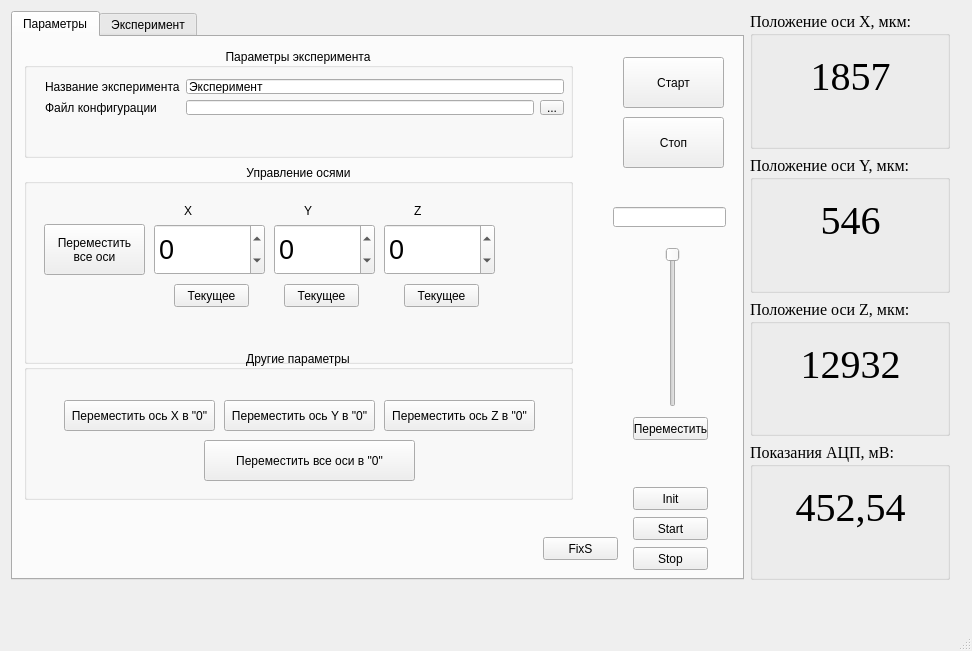
Above: mainwindow.ui from myworkandstudy/ULI before the change. Below: the same form after it.
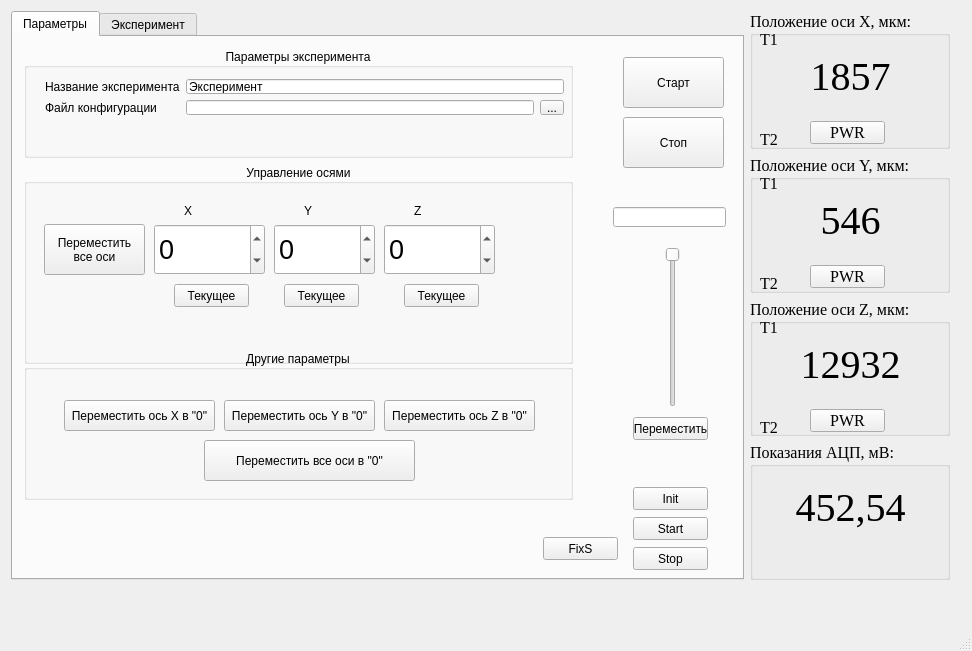
That is the form after the change.

Diff of the .ui file:
```diff
--- a/mainwindow.ui
+++ b/mainwindow.ui
@@ -620,6 +620,54 @@
            <set>Qt::AlignCenter</set>
           </property>
          </widget>
+         <widget class="QLabel" name="label_11">
+          <property name="geometry">
+           <rect>
+            <x>10</x>
+            <y>120</y>
+            <width>21</width>
+            <height>16</height>
+           </rect>
+          </property>
+          <property name="text">
+           <string>T2</string>
+          </property>
+         </widget>
+         <widget class="QLabel" name="label_10">
+          <property name="geometry">
+           <rect>
+            <x>10</x>
+            <y>20</y>
+            <width>21</width>
+            <height>16</height>
+           </rect>
+          </property>
+          <property name="text">
+           <string>T1</string>
+          </property>
+         </widget>
+         <widget class="QPushButton" name="pushButton_18">
+          <property name="geometry">
+           <rect>
+            <x>60</x>
+            <y>110</y>
+            <width>75</width>
+            <height>23</height>
+           </rect>
+          </property>
+          <property name="text">
+           <string>PWR</string>
+          </property>
+          <property name="checkable">
+           <bool>true</bool>
+          </property>
+          <property name="checked">
+           <bool>false</bool>
+          </property>
+          <property name="flat">
+           <bool>false</bool>
+          </property>
+         </widget>
         </widget>
        </item>
        <item>
@@ -665,6 +713,54 @@
            <cstring>spinBox</cstring>
           </property>
          </widget>
+         <widget class="QLabel" name="label_12">
+          <property name="geometry">
+           <rect>
+            <x>10</x>
+            <y>20</y>
+            <width>21</width>
+            <height>16</height>
+           </rect>
+          </property>
+          <property name="text">
+           <string>T1</string>
+          </property>
+         </widget>
+         <widget class="QLabel" name="label_13">
+          <property name="geometry">
+           <rect>
+            <x>10</x>
+            <y>120</y>
+            <width>21</width>
+            <height>16</height>
+           </rect>
+          </property>
+          <property name="text">
+           <string>T2</string>
+          </property>
+         </widget>
+         <widget class="QPushButton" name="pushButton_19">
+          <property name="enabled">
+           <bool>true</bool>
+          </property>
+          <property name="geometry">
+           <rect>
+            <x>60</x>
+            <y>110</y>
+            <width>75</width>
+            <height>23</height>
+           </rect>
+          </property>
+          <property name="text">
+           <string>PWR</string>
+          </property>
+          <property name="checkable">
+           <bool>true</bool>
+          </property>
+          <property name="checked">
+           <bool>false</bool>
+          </property>
+         </widget>
         </widget>
        </item>
        <item>
@@ -707,6 +803,48 @@
            <set>Qt::AlignCenter</set>
           </property>
          </widget>
+         <widget class="QLabel" name="label_14">
+          <property name="geometry">
+           <rect>
+            <x>10</x>
+            <y>20</y>
+            <width>21</width>
+            <height>16</height>
+           </rect>
+          </property>
+          <property name="text">
+           <string>T1</string>
+          </property>
+         </widget>
+         <widget class="QLabel" name="label_15">
+          <property name="geometry">
+           <rect>
+            <x>10</x>
+            <y>120</y>
+            <width>21</width>
+            <height>16</height>
+           </rect>
+          </property>
+          <property name="text">
+           <string>T2</string>
+          </property>
+         </widget>
+         <widget class="QPushButton" name="pushButton_20">
+          <property name="geometry">
+           <rect>
+            <x>60</x>
+            <y>110</y>
+            <width>75</width>
+            <height>23</height>
+           </rect>
+          </property>
+          <property name="text">
+           <string>PWR</string>
+          </property>
+          <property name="checkable">
+           <bool>true</bool>
+          </property>
+         </widget>
         </widget>
        </item>
        <item>
```
